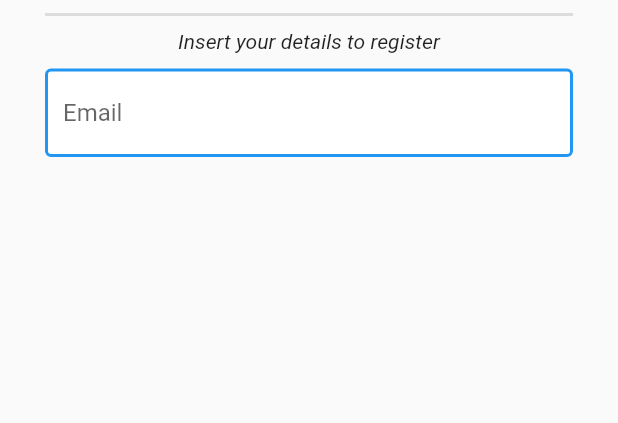
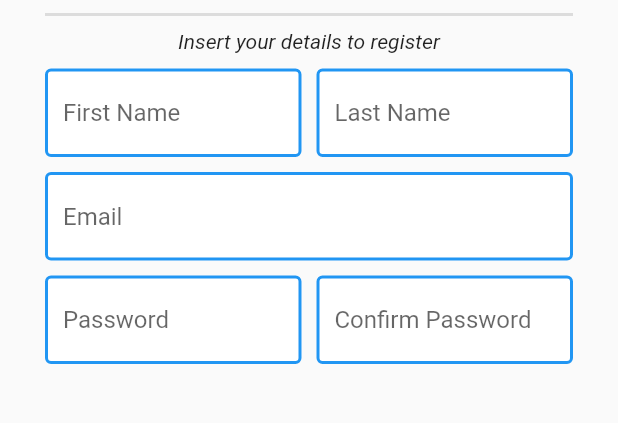
Before and after one commit to Payback94/clockserve_unikl, a Flutter app: the screen it shows after launch, after a tap on "Register", on a phone screen of 412 x 824 dp, the part 164-587 px from its top. Run offline on Flutter 3.47's test engine with Material 2 defaults, Android fonts, the phone set to English and light mode, and no system bars; our stand-ins replace shared_preferences; missing offline and left inert: qrscan; network calls fail.

Commit message:
changes to some navigation

```diff
--- a/lib/services/auth.dart
+++ b/lib/services/auth.dart
@@ -72,20 +72,20 @@ class AuthService extends ChangeNotifier {
       String religion) async {
     final Map<String, dynamic> registrationData = {
       'user': {
-        'emp_first_name': empFirstName,
-        'emp_last_name': empLastName,
-        'emp_email': email,
-        'emp_password': password,
-        'emp_repass': confirm_password,
-        'emp_race': race,
-        'emp_religion': religion,
+        'first_name': empFirstName,
+        'last_name': empLastName,
+        'email': email,
+        'password': password,
+        'password2': confirm_password,
+        'race': race,
       }
     };
 
     _registeredInStats = Status.Registering;
     notifyListeners();
 
-    return await post(Uri.parse('uri'),
+    return await post(
+            Uri.parse('https://192.168.0.144/ClockServe_app/api/register.php'),
             body: json.encode(registrationData),
             headers: {'Content-Type': 'application/json'})
         .then(onValue)
--- a/lib/views/Landing.dart
+++ b/lib/views/Landing.dart
@@ -3,6 +3,7 @@ import 'package:clockserve_unikl/services/Employee_provider.dart';
 import 'package:clockserve_unikl/services/auth.dart';
 import 'package:clockserve_unikl/services/preferences/employee_preferences.dart';
 import 'package:clockserve_unikl/views/navigator.dart';
+import 'package:clockserve_unikl/views/qr_scanner/attendance_Scan.dart';
 import 'package:clockserve_unikl/views/user/authenticate.dart';
 import 'package:clockserve_unikl/views/user/homepage.dart';
 import 'package:clockserve_unikl/views/user/login.dart';
@@ -43,16 +44,19 @@ class _LandingState extends State<Landing> {
                 default:
                   if (snapshot.hasError) {
                     return Text('Error:${snapshot.error}');
-                  } else if (snapshot.data.empId == null)
+                  } else if (snapshot.data.empId == null) {
                     return AuthenticatePage();
-                  else
-                    Employee_preferences().removeEmployee();
-                  return HomePage(emp: snapshot.data);
+                  } else {
+                    return NavigatorPage(
+                      emp: snapshot.data,
+                    );
+                  }
               }
             }),
         routes: {
           '/navigatorPage': (context) => NavigatorPage(),
-          '/authenticate': (context) => AuthenticatePage()
+          '/authenticate': (context) => AuthenticatePage(),
+          '/attendancePage': (context) => AttendanceScanner()
         },
       ),
     );
--- a/lib/views/user/register.dart
+++ b/lib/views/user/register.dart
@@ -13,6 +13,7 @@ class _RegisterPageState extends State<RegisterPage> {
   String email = '';
   String password = '';
   String error = '';
+  DateTime date;
   bool loading = false;
   @override
   Widget build(BuildContext context) {
@@ -33,6 +34,7 @@ class _RegisterPageState extends State<RegisterPage> {
           padding: EdgeInsets.symmetric(horizontal: 30, vertical: 20),
           child: Form(
             key: _formKey,
+            child: SingleChildScrollView(
               child: Container(
                   child: Column(
                 children: <Widget>[
@@ -40,22 +42,68 @@ class _RegisterPageState extends State<RegisterPage> {
                   SizedBox(
                     height: 10,
                   ),
-                Container(
-                  child: Column(
+                  Row(
                     children: <Widget>[
-                      TextFormField(
-                        validator: (value) =>
-                            value.isEmpty ? 'Enter email' : null,
-                        onChanged: (val) {
-                          setState(() => email = val);
-                        },
-                        decoration: decorationBox.copyWith(hintText: 'Email'),
+                      Flexible(
+                        flex: 1,
+                        child: Container(
+                          child: TextFormField(
+                            decoration:
+                                decorationBox.copyWith(hintText: 'First Name'),
+                          ),
+                        ),
+                      ),
+                      SizedBox(
+                        width: 10,
+                      ),
+                      Flexible(
+                        flex: 1,
+                        child: Container(
+                          child: TextFormField(
+                            decoration:
+                                decorationBox.copyWith(hintText: 'Last Name'),
+                          ),
+                        ),
                       ),
                     ],
                   ),
+                  SizedBox(
+                    height: 10,
+                  ),
+                  TextFormField(
+                    decoration: decorationBox.copyWith(hintText: 'Email'),
+                  ),
+                  SizedBox(
+                    height: 10,
+                  ),
+                  Row(
+                    children: <Widget>[
+                      Flexible(
+                        flex: 1,
+                        child: Container(
+                          child: TextFormField(
+                            decoration:
+                                decorationBox.copyWith(hintText: 'Password'),
+                          ),
+                        ),
+                      ),
+                      SizedBox(
+                        width: 10,
+                      ),
+                      Flexible(
+                        flex: 1,
+                        child: Container(
+                          child: TextFormField(
+                            decoration: decorationBox.copyWith(
+                                hintText: 'Confirm Password'),
+                          ),
+                        ),
+                      ),
+                    ],
                   ),
                 ],
               )),
+            ),
           ),
         ));
   }
--- a/pubspec.yaml
+++ b/pubspec.yaml
@@ -26,8 +26,7 @@ dependencies:
   shared_preferences: any
   http: any
   provider: any
-  qr_code_scanner: any
-
+  qrscan: ^0.2.22
   # The following adds the Cupertino Icons font to your application.
   # Use with the CupertinoIcons class for iOS style icons.
   cupertino_icons: ^1.0.2
```
Also changed, not shown: lib/views/leave_request/leave_main.dart (added, +12 -0 lines), lib/views/navigator.dart (+11 -1 lines), lib/views/qr_scanner/attendance_Scan.dart (added, +29 -0 lines), lib/views/report/report_list.dart (added, +13 -0 lines), lib/views/user/homepage.dart (+10 -6 lines), pubspec.lock, 1 other file. Lines whose indentation alone changed are shown as unchanged.
